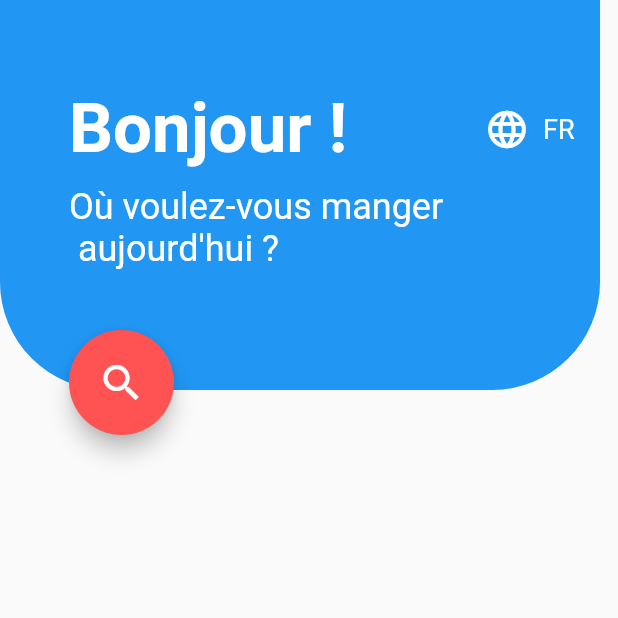
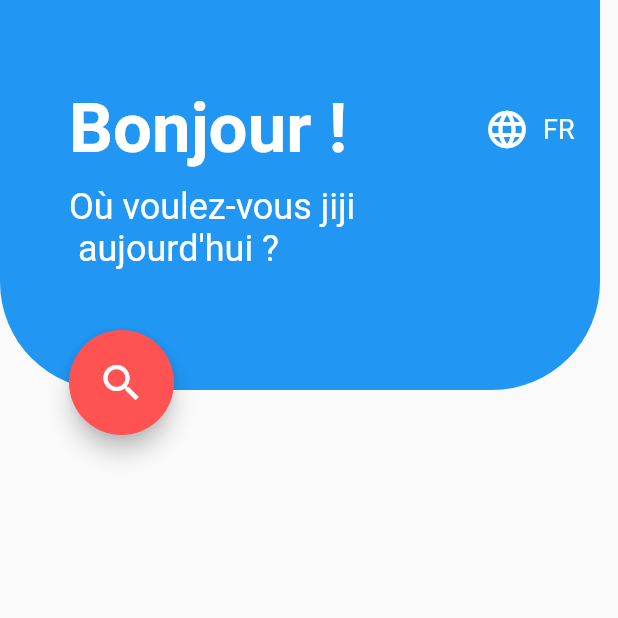
Before and after one commit to mlanypitts/lacarte, a Flutter app: the screen it shows after launch, after a tap on the "arrow forward" icon, on a phone screen of 412 x 824 dp, the top half of it. Run offline on Flutter 3.47's test engine with Material 2 defaults, Android fonts, the phone set to English and light mode, and no system bars; our stand-ins replace get.

```diff
--- a/lib/main.dart
+++ b/lib/main.dart
@@ -17,7 +17,7 @@ class MyApp extends StatelessWidget {
       locale: Locale('fr', 'FR'),
       translationsKeys: {
         'fr_FR': {'title':"Bonjour !",
-                  'title_one': "Où voulez-vous manger \n aujourd'hui ?"},
+                  'title_one': "Où voulez-vous jiji \n aujourd'hui ?"},
         'en_US': {'title': "Hello !",
                   'title_one': "Where do you want to eat \n today ?"}
       },
```
